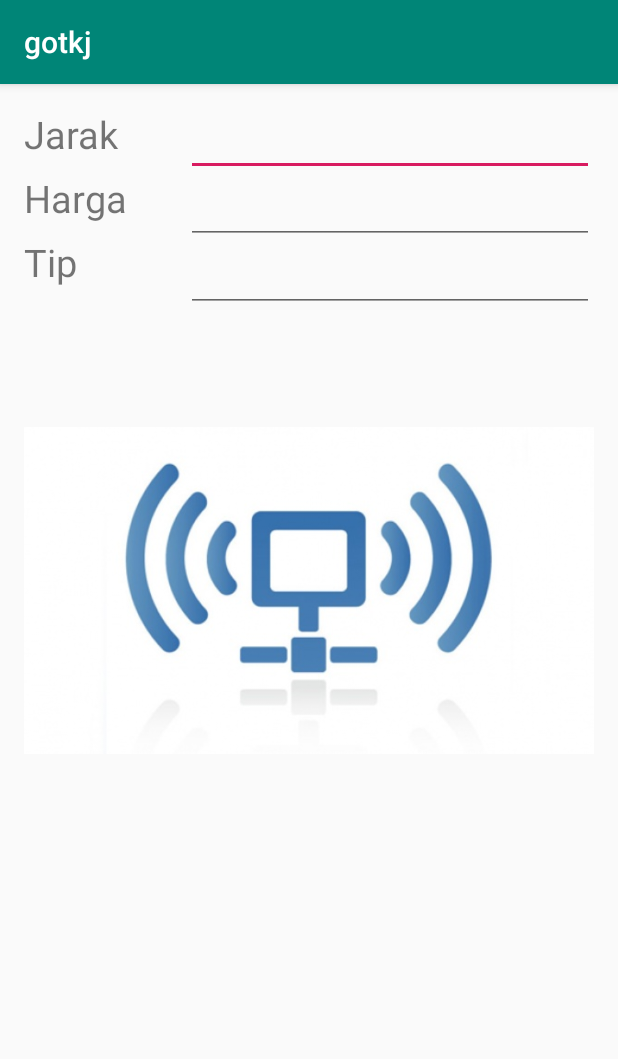
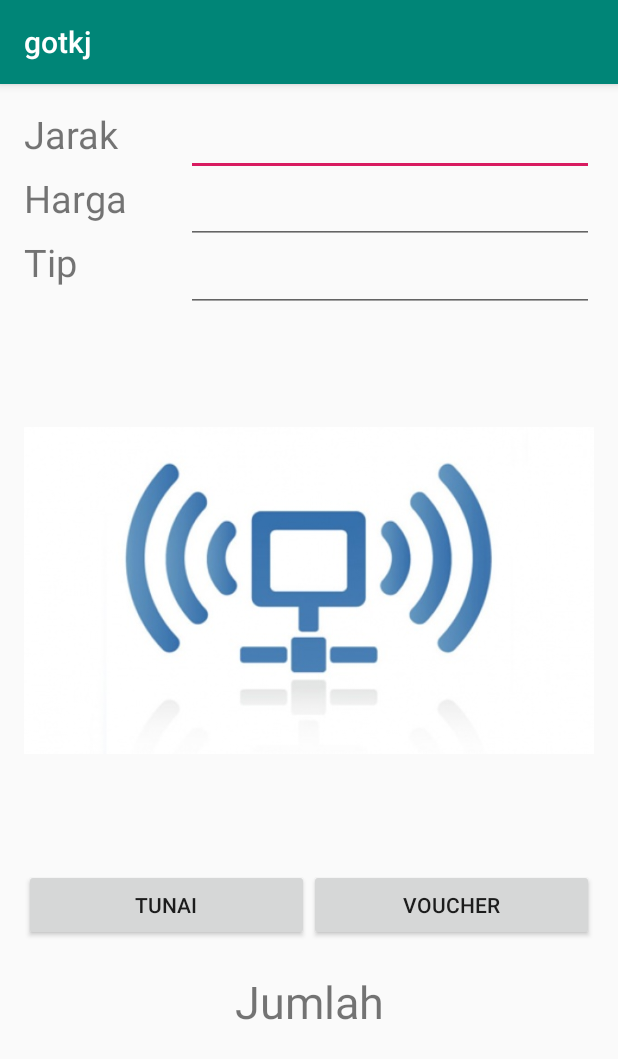
Before and after one commit to yanyanruhyana/gotkj, an Android app: the screen it shows after launch (MainActivity), on a phone screen of 412 x 824 dp. Shown: the top 1059 px of the screen. Run offline under Robolectric (Android 15) with nearby library versions, the phone set to English and light mode, and no system bars.

Commit message:
Layout Finish

```diff
--- a/app/src/main/res/layout/activity_main.xml
+++ b/app/src/main/res/layout/activity_main.xml
@@ -14,8 +14,7 @@
         android:text="Jarak"
         android:textSize="25sp"
         app:layout_constraintStart_toStartOf="parent"
-        app:layout_constraintTop_toTopOf="parent"
-        />
+        app:layout_constraintTop_toTopOf="parent" />
 
     <EditText
         android:id="@+id/txtjarak"
@@ -23,10 +22,10 @@
         android:layout_height="wrap_content"
         android:layout_marginStart="8dp"
         android:layout_marginLeft="8dp"
-        app:layout_constraintTop_toTopOf="parent"
         app:layout_constraintEnd_toEndOf="parent"
         app:layout_constraintRight_toLeftOf="@id/txjarak"
-        app:layout_constraintStart_toEndOf="@+id/txjarak" />
+        app:layout_constraintStart_toEndOf="@+id/txjarak"
+        app:layout_constraintTop_toTopOf="parent" />
 
     <TextView
         android:id="@+id/txharga"
@@ -36,8 +35,7 @@
         android:text="Harga"
         android:textSize="25sp"
         app:layout_constraintStart_toStartOf="parent"
-        app:layout_constraintTop_toBottomOf="@id/txjarak"
-        />
+        app:layout_constraintTop_toBottomOf="@id/txjarak" />
 
     <EditText
         android:id="@+id/txtharga"
@@ -45,10 +43,10 @@
         android:layout_height="wrap_content"
         android:layout_marginStart="8dp"
         android:layout_marginLeft="8dp"
-        app:layout_constraintTop_toBottomOf="@id/txtjarak"
         app:layout_constraintEnd_toEndOf="parent"
         app:layout_constraintRight_toLeftOf="@id/txharga"
-        app:layout_constraintStart_toEndOf="@+id/txharga" />
+        app:layout_constraintStart_toEndOf="@+id/txharga"
+        app:layout_constraintTop_toBottomOf="@id/txtjarak" />
 
     <TextView
         android:id="@+id/txtip"
@@ -72,6 +70,7 @@
         app:layout_constraintTop_toBottomOf="@id/txtharga" />
 
     <ImageView
+        android:id="@+id/gambar"
         android:layout_width="match_parent"
         android:layout_height="0dp"
         android:layout_marginTop="8dp"
@@ -79,4 +78,38 @@
         app:layout_constraintEnd_toEndOf="parent"
         app:layout_constraintTop_toBottomOf="@id/txttip" />
 
+    <Button
+        android:id="@+id/btntunai"
+        android:layout_width="0dp"
+        android:layout_height="wrap_content"
+        android:layout_marginTop="8dp"
+        android:text="Tunai"
+        app:layout_constraintEnd_toStartOf="@id/btnvoucher"
+        app:layout_constraintHorizontal_bias="0.5"
+        app:layout_constraintStart_toEndOf="@id/btnvoucher"
+        app:layout_constraintStart_toStartOf="parent"
+        app:layout_constraintTop_toBottomOf="@id/gambar" />
+
+    <Button
+        android:id="@+id/btnvoucher"
+        android:layout_width="0dp"
+        android:layout_height="wrap_content"
+        android:layout_marginTop="8dp"
+        android:text="Voucher"
+        app:layout_constraintEnd_toEndOf="parent"
+        app:layout_constraintHorizontal_bias="0.5"
+        app:layout_constraintStart_toEndOf="@id/btntunai"
+        app:layout_constraintTop_toBottomOf="@id/gambar" />
+
+    <TextView
+        android:id="@+id/tvhasil"
+        android:text="Jumlah"
+        android:layout_marginTop="20dp"
+        android:textSize="30sp"
+        android:textAlignment="center"
+        android:layout_width="match_parent"
+        android:layout_height="wrap_content"
+        app:layout_constraintTop_toBottomOf="@id/btntunai"
+        />
+
 </android.support.constraint.ConstraintLayout>
```
